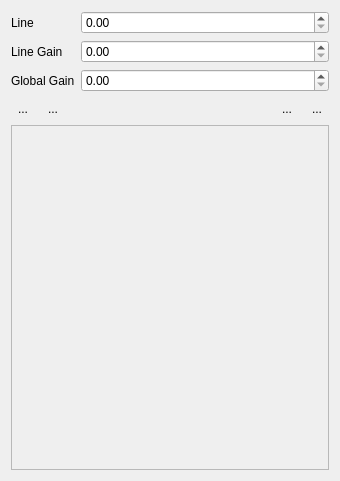
MonroeQuantumNetworks/IonControl, file ui/VoltageAdjust.ui: the form before one commit.
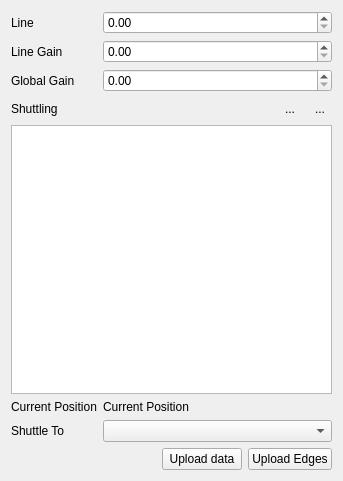
The form after the commit. Icons and pictures are not drawn. Custom widgets are drawn as their Qt base class.

Commit message: work on shuttling in progress, NOT functional

The edit to the form file:
```diff
--- a/ui/VoltageAdjust.ui
+++ b/ui/VoltageAdjust.ui
@@ -6,7 +6,7 @@
    <rect>
     <x>0</x>
     <y>0</y>
-    <width>340</width>
+    <width>343</width>
     <height>481</height>
    </rect>
   </property>
@@ -14,7 +14,24 @@
    <string>Form</string>
   </property>
   <layout class="QGridLayout" name="gridLayout">
-   <item row="0" column="1">
+   <item row="0" column="0">
+    <widget class="QLabel" name="lineLabel">
+     <property name="contextMenuPolicy">
+      <enum>Qt::ActionsContextMenu</enum>
+     </property>
+     <property name="text">
+      <string>Line</string>
+     </property>
+    </widget>
+   </item>
+   <item row="1" column="0" colspan="2">
+    <widget class="QLabel" name="label_2">
+     <property name="text">
+      <string>Line Gain</string>
+     </property>
+    </widget>
+   </item>
+   <item row="0" column="2" colspan="3">
     <widget class="MagnitudeSpinBox" name="lineBox">
      <property name="sizePolicy">
       <sizepolicy hsizetype="Minimum" vsizetype="Fixed">
@@ -27,37 +44,14 @@
      </property>
     </widget>
    </item>
-   <item row="4" column="0" colspan="2">
-    <widget class="QFrame" name="shuttlingEdgesWidget">
-     <property name="frameShape">
-      <enum>QFrame::StyledPanel</enum>
+   <item row="6" column="0" colspan="2">
+    <widget class="QLabel" name="label_6">
+     <property name="text">
+      <string>Shuttle To</string>
      </property>
-     <property name="frameShadow">
-      <enum>QFrame::Raised</enum>
-     </property>
-     <property name="lineWidth">
-      <number>0</number>
-     </property>
-     <layout class="QVBoxLayout" name="verticalLayout">
-      <property name="spacing">
-       <number>3</number>
-      </property>
-      <property name="leftMargin">
-       <number>0</number>
-      </property>
-      <property name="topMargin">
-       <number>3</number>
-      </property>
-      <property name="rightMargin">
-       <number>0</number>
-      </property>
-      <property name="bottomMargin">
-       <number>3</number>
-      </property>
-     </layout>
     </widget>
    </item>
-   <item row="2" column="1">
+   <item row="2" column="2" colspan="3">
     <widget class="MagnitudeSpinBox" name="globalGainBox">
      <property name="sizePolicy">
       <sizepolicy hsizetype="Minimum" vsizetype="Fixed">
@@ -70,36 +64,8 @@
      </property>
     </widget>
    </item>
-   <item row="3" column="0" colspan="2">
+   <item row="7" column="0" colspan="5">
     <layout class="QHBoxLayout" name="horizontalLayout">
-     <item>
-      <widget class="QToolButton" name="startShuttlingSeqFiniteButton">
-       <property name="text">
-        <string>...</string>
-       </property>
-       <property name="icon">
-        <iconset resource="Experiment.qrc">
-         <normaloff>:/openicon/icons/media-playback-start-7.png</normaloff>:/openicon/icons/media-playback-start-7.png</iconset>
-       </property>
-       <property name="autoRaise">
-        <bool>true</bool>
-       </property>
-      </widget>
-     </item>
-     <item>
-      <widget class="QToolButton" name="startShuttlingSeqContButton">
-       <property name="text">
-        <string>...</string>
-       </property>
-       <property name="icon">
-        <iconset resource="Experiment.qrc">
-         <normaloff>:/openicon/icons/view-refresh-7.png</normaloff>:/openicon/icons/view-refresh-7.png</iconset>
-       </property>
-       <property name="autoRaise">
-        <bool>true</bool>
-       </property>
-      </widget>
-     </item>
      <item>
       <spacer name="horizontalSpacer">
        <property name="orientation">
@@ -114,69 +80,96 @@
       </spacer>
      </item>
      <item>
-      <widget class="QToolButton" name="addEdgeButton">
+      <widget class="QPushButton" name="uploadDataButton">
        <property name="text">
-        <string>...</string>
-       </property>
-       <property name="icon">
-        <iconset resource="Experiment.qrc">
-         <normaloff>:/openicon/icons/edit-add.png</normaloff>:/openicon/icons/edit-add.png</iconset>
-       </property>
-       <property name="autoRaise">
-        <bool>true</bool>
+        <string>Upload data</string>
        </property>
       </widget>
      </item>
      <item>
-      <widget class="QToolButton" name="removeEdgeButton">
+      <widget class="QPushButton" name="uploadEdgesButton">
        <property name="text">
-        <string>...</string>
-       </property>
-       <property name="icon">
-        <iconset resource="Experiment.qrc">
-         <normaloff>:/openicon/icons/edit_remove.png</normaloff>:/openicon/icons/edit_remove.png</iconset>
-       </property>
-       <property name="autoRaise">
-        <bool>true</bool>
+        <string>Upload Edges</string>
        </property>
       </widget>
      </item>
     </layout>
    </item>
-   <item row="2" column="0">
+   <item row="5" column="0" colspan="2">
+    <widget class="QLabel" name="label_3">
+     <property name="text">
+      <string>Current Position</string>
+     </property>
+    </widget>
+   </item>
+   <item row="4" column="0" colspan="5">
+    <widget class="QTableView" name="edgeTableView"/>
+   </item>
+   <item row="1" column="2" colspan="3">
+    <widget class="MagnitudeSpinBox" name="lineGainBox">
+     <property name="sizePolicy">
+      <sizepolicy hsizetype="Minimum" vsizetype="Fixed">
+       <horstretch>1</horstretch>
+       <verstretch>0</verstretch>
+      </sizepolicy>
+     </property>
+     <property name="toolTip">
+      <string>OutputVoltage = GlobalGain * ( SolutionLine * LineGain + AdjustVoltage ))</string>
+     </property>
+    </widget>
+   </item>
+   <item row="2" column="0" colspan="2">
     <widget class="QLabel" name="label_4">
      <property name="text">
       <string>Global Gain</string>
      </property>
     </widget>
    </item>
-   <item row="1" column="1">
-    <widget class="MagnitudeSpinBox" name="lineGainBox">
-     <property name="sizePolicy">
-      <sizepolicy hsizetype="Minimum" vsizetype="Fixed">
-       <horstretch>1</horstretch>
-       <verstretch>0</verstretch>
-      </sizepolicy>
+   <item row="6" column="2" colspan="3">
+    <widget class="QComboBox" name="destinationComboBox"/>
+   </item>
+   <item row="5" column="2" colspan="3">
+    <widget class="QLabel" name="currentPositionLabel">
+     <property name="text">
+      <string>Current Position</string>
      </property>
      <property name="toolTip">
       <string>OutputVoltage = GlobalGain * ( SolutionLine * LineGain + AdjustVoltage ))</string>
      </property>
     </widget>
    </item>
-   <item row="1" column="0">
-    <widget class="QLabel" name="label_2">
+   <item row="3" column="0" colspan="2">
+    <widget class="QLabel" name="label">
      <property name="text">
-      <string>Line Gain</string>
+      <string>Shuttling</string>
      </property>
     </widget>
    </item>
-   <item row="0" column="0">
-    <widget class="QLabel" name="lineLabel">
-     <property name="contextMenuPolicy">
-      <enum>Qt::ActionsContextMenu</enum>
+   <item row="3" column="4">
+    <widget class="QToolButton" name="removeEdgeButton">
+     <property name="text">
+      <string>...</string>
      </property>
+     <property name="icon">
+      <iconset resource="Experiment.qrc">
+       <normaloff>:/openicon/icons/edit_remove.png</normaloff>:/openicon/icons/edit_remove.png</iconset>
+     </property>
+     <property name="autoRaise">
+      <bool>true</bool>
+     </property>
+    </widget>
+   </item>
+   <item row="3" column="3">
+    <widget class="QToolButton" name="addEdgeButton">
      <property name="text">
-      <string>Line</string>
+      <string>...</string>
+     </property>
+     <property name="icon">
+      <iconset resource="Experiment.qrc">
+       <normaloff>:/openicon/icons/edit-add.png</normaloff>:/openicon/icons/edit-add.png</iconset>
+     </property>
+     <property name="autoRaise">
+      <bool>true</bool>
      </property>
     </widget>
    </item>
```
Left out of the diff: 7 changed lines with no effect on the pictures. The commit also changes 5 other files.
